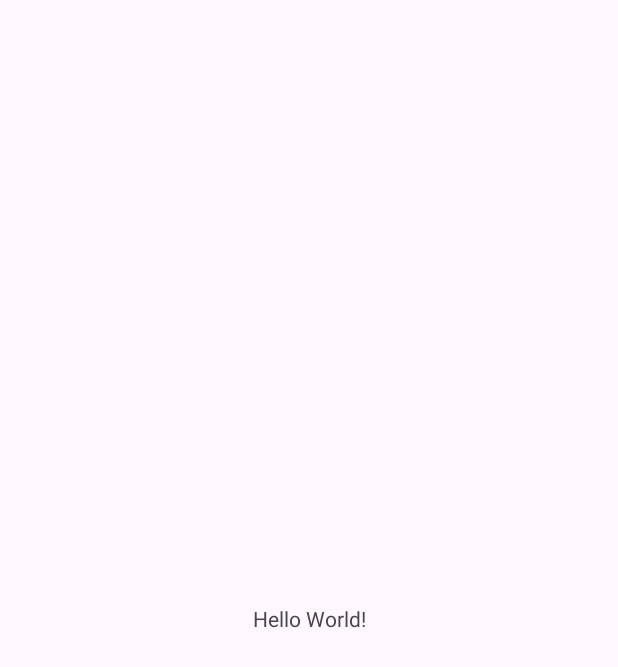
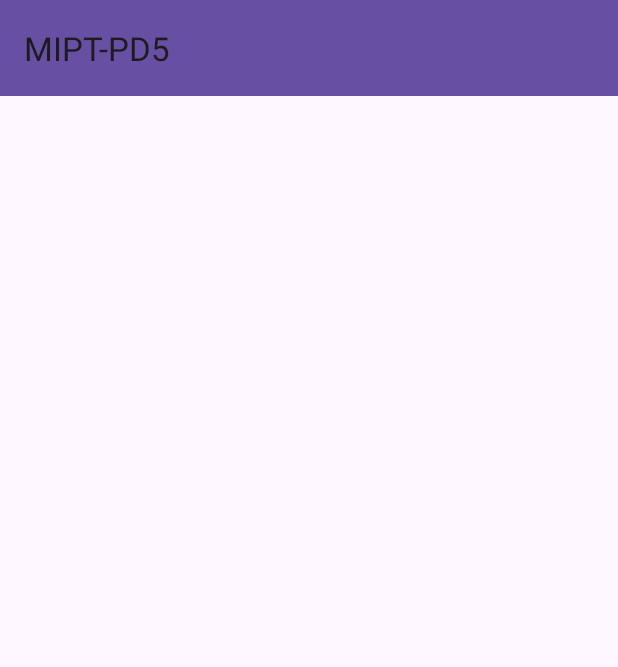
Before and after one commit to Marsietis/MIPT-PD5, an Android app: the screen it shows after launch (MainActivity), on a phone screen of 412 x 824 dp. Before the commit the part shown is almost empty. Shown: the top 667 px of the screen. Run offline under Robolectric (Android 15) with nearby library versions, the phone set to English and light mode, and no system bars.

Commit message:
Created layout

```diff
--- a/app/src/main/java/com/example/mipt_pd5/MainActivity.kt
+++ b/app/src/main/java/com/example/mipt_pd5/MainActivity.kt
@@ -7,5 +7,8 @@ class MainActivity : AppCompatActivity() {
     override fun onCreate(savedInstanceState: Bundle?) {
         super.onCreate(savedInstanceState)
         setContentView(R.layout.activity_main)
+
+        setSupportActionBar(findViewById(R.id.Toolbar))
+
     }
 }
--- a/app/src/main/res/layout/activity_main.xml
+++ b/app/src/main/res/layout/activity_main.xml
@@ -6,13 +6,23 @@
     android:layout_height="match_parent"
     tools:context=".MainActivity">
 
-    <TextView
-        android:layout_width="wrap_content"
+    <com.google.android.material.appbar.MaterialToolbar
+        android:id="@+id/Toolbar"
+        android:layout_width="match_parent"
         android:layout_height="wrap_content"
-        android:text="Hello World!"
-        app:layout_constraintBottom_toBottomOf="parent"
+        android:background="?attr/colorPrimary"
+        android:minHeight="?attr/actionBarSize"
+        android:theme="?attr/actionBarTheme"
         app:layout_constraintEnd_toEndOf="parent"
         app:layout_constraintStart_toStartOf="parent"
         app:layout_constraintTop_toTopOf="parent" />
 
+    <ListView
+        android:id="@+id/CurrencyListView"
+        android:layout_width="0dp"
+        android:layout_height="0dp"
+        app:layout_constraintBottom_toBottomOf="parent"
+        app:layout_constraintEnd_toEndOf="parent"
+        app:layout_constraintStart_toStartOf="parent"
+        app:layout_constraintTop_toBottomOf="@+id/Toolbar" />
 </androidx.constraintlayout.widget.ConstraintLayout>
```
